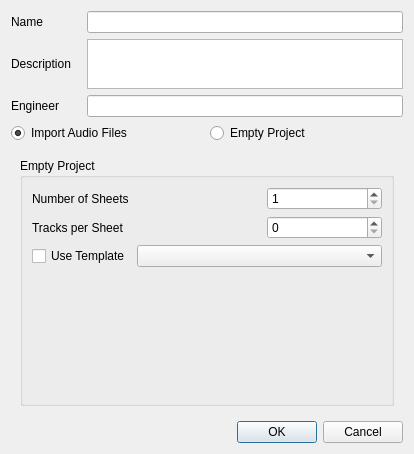
This is src/traverso/ui/NewProjectDialog.ui in ErwanLegrand/Traverso-DAW as Qt 5 draws it before an edit. The edited form follows.
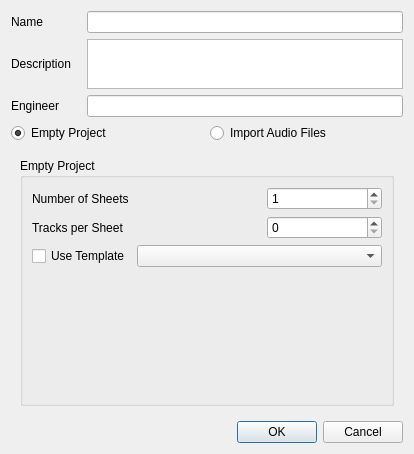
This is the edited form. The open tabs and pages were chosen to show the change.

Patch:
```diff
--- a/src/traverso/ui/NewProjectDialog.ui
+++ b/src/traverso/ui/NewProjectDialog.ui
@@ -95,20 +95,23 @@
    <item>
     <layout class="QHBoxLayout" >
      <item>
-      <widget class="QRadioButton" name="radioButtonImport" >
-       <property name="text" >
-        <string>Import Audio Files</string>
-       </property>
-       <property name="checked" >
-        <bool>true</bool>
-       </property>
-      </widget>
-     </item>
-     <item>
-      <widget class="QRadioButton" name="radioButtonEmpty" >
-       <property name="text" >
+      <widget class="QRadioButton" name="radioButtonEmpty">
+       <property name="text">
         <string>Empty Project</string>
        </property>
+       <property name="checked">
+        <bool>true</bool>
+       </property>
+      </widget>
+     </item>
+     <item>
+      <widget class="QRadioButton" name="radioButtonImport">
+       <property name="text">
+        <string>Import Audio Files</string>
+       </property>
+       <property name="checked">
+        <bool>false</bool>
+       </property>
       </widget>
      </item>
     </layout>
```
Left out of the diff: 248 changed lines with no effect on the pictures.
